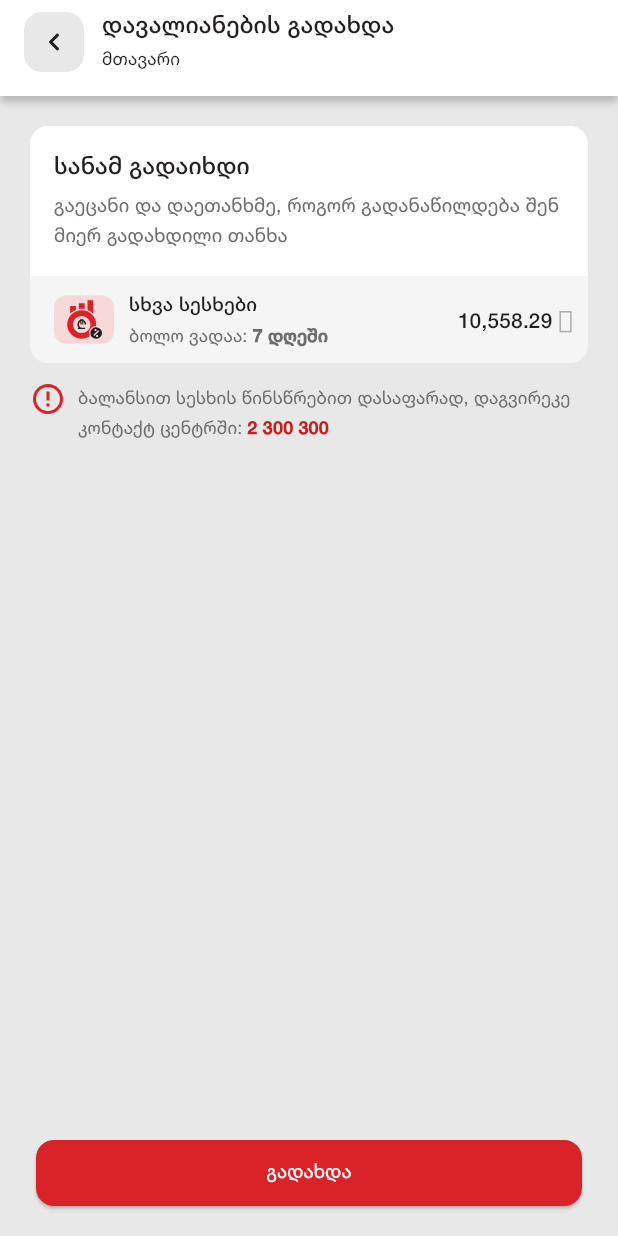
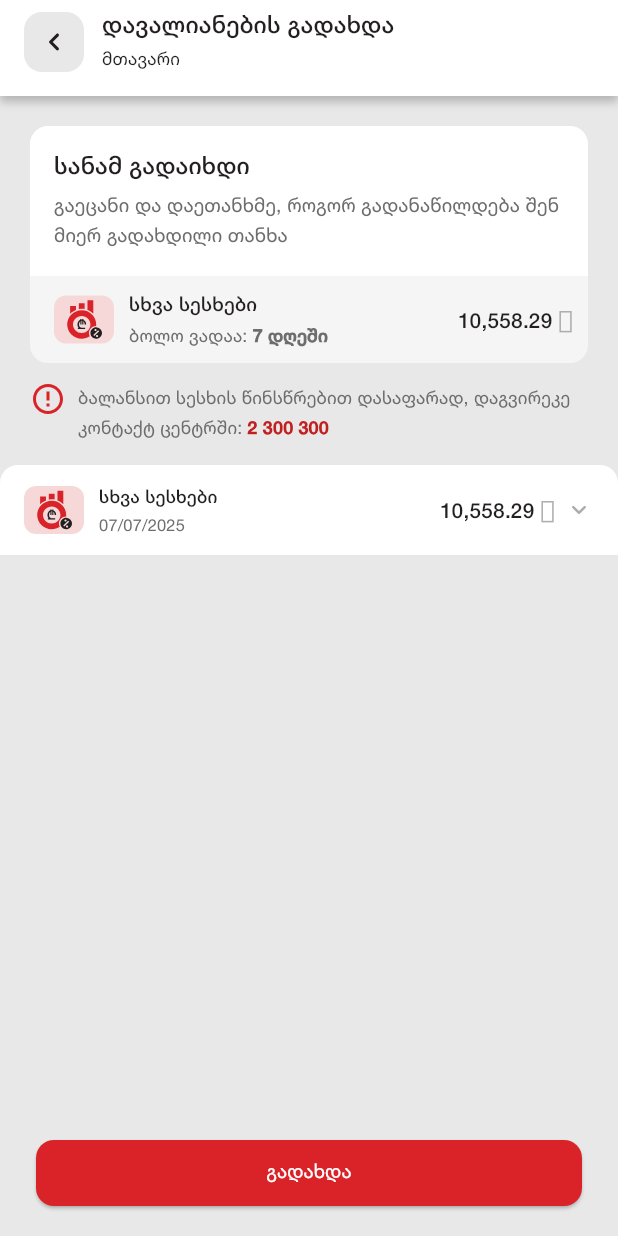
Before and after one commit to OmarKhachidze/skapi_obligations, a Flutter app: the PaymentDetailsScreen screen opened by its route, on a phone screen of 412 x 824 dp. Run offline on Flutter 3.47's test engine with Material 3 defaults, Android fonts, the phone set to English and light mode, and no system bars; drawn by our look-alikes of dynamic_color; our stand-ins replace flutter_svg, go_router; generated files the repository leaves out were written again.

Commit message:
add skapi expandable widget and loan expandable items

```diff
--- a/lib/common/constants/svg_assets.dart
+++ b/lib/common/constants/svg_assets.dart
@@ -25,6 +25,8 @@ class SvgAssets {
   static const String liveHelp = '${_svgsPath}live_help.svg';
   static const String arrowRight = '${_svgsPath}arrow_right.svg';
   static const String arrowLeft = '${_svgsPath}arrow_left.svg';
+  static const String arrowDown = '${_svgsPath}arrow_down.svg';
+  static const String arrowUp = '${_svgsPath}arrow_up.svg';
   static const String exclamationMark = '${_svgsPath}exc_mark.svg';
   static const String listAlt = '${_svgsPath}list_alt.svg';
   static const String errorOutline = '${_svgsPath}error_outline.svg';
--- a/lib/common/widgets/appbars/inner_appbar.dart
+++ b/lib/common/widgets/appbars/inner_appbar.dart
@@ -1,5 +1,4 @@
 import 'package:flutter/material.dart';
-import 'package:flutter_svg/svg.dart';
 import 'package:go_router/go_router.dart';
 import 'package:skapi_obligations/common/constants/app_constants.dart';
 import 'package:skapi_obligations/common/constants/svg_assets.dart';
--- /dev/null
+++ b/lib/common/widgets/expandable/expandable_arrow_icon.dart
@@ -0,0 +1,27 @@
+import 'package:flutter/material.dart';
+import 'package:flutter_svg/flutter_svg.dart';
+import 'package:skapi_obligations/common/extension/theme_extension.dart';
+import '../../constants/svg_assets.dart';
+
+class ExpandableArrowIcon extends StatelessWidget {
+  const ExpandableArrowIcon({required this.expanded, super.key});
+
+  final bool expanded;
+
+  @override
+  Widget build(BuildContext context) {
+    return AnimatedRotation(
+      turns: expanded ? 0.0 : 0.5,
+      duration: const Duration(milliseconds: 200),
+      child: SvgPicture.asset(
+        SvgAssets.arrowUp,
+        colorFilter: ColorFilter.mode(
+          expanded
+              ? context.skapiColors.primary
+              : context.skapiColors.grayMedium,
+          BlendMode.srcIn,
+        ),
+      ),
+    );
+  }
+}
--- /dev/null
+++ b/lib/common/widgets/expandable/expandable_header.dart
@@ -0,0 +1,51 @@
+import 'package:flutter/material.dart';
+import 'package:skapi_obligations/common/extension/theme_extension.dart';
+import 'package:skapi_obligations/common/widgets/expandable/expandable_arrow_icon.dart';
+
+import 'expandable_title.dart';
+
+class ExpandableHeader extends StatelessWidget {
+  const ExpandableHeader({
+    super.key,
+    required this.expanded,
+    required this.iconPath,
+    required this.label,
+    required this.subLabel,
+    required this.days,
+    required this.amount,
+  });
+
+  final bool expanded;
+  final String iconPath;
+  final String label;
+  final String subLabel;
+  final String days;
+  final double amount;
+
+  @override
+  Widget build(BuildContext context) {
+    return Container(
+      padding: const EdgeInsets.symmetric(horizontal: 16.0, vertical: 12.0),
+      decoration: BoxDecoration(
+        color: context.skapiColors.white,
+        borderRadius: const BorderRadius.vertical(top: Radius.circular(12.0)),
+      ),
+      child: Row(
+        mainAxisAlignment: MainAxisAlignment.center,
+        spacing: 6,
+        children: [
+          Expanded(
+            child: ExpandableTitle(
+              iconPath: iconPath,
+              label: label,
+              subLabel: subLabel,
+              days: days,
+              amount: amount,
+            ),
+          ),
+          ExpandableArrowIcon(expanded: expanded),
+        ],
+      ),
+    );
+  }
+}
--- /dev/null
+++ b/lib/common/widgets/expandable/expandable_title.dart
@@ -0,0 +1,66 @@
+import 'package:flutter/material.dart';
+import 'package:skapi_obligations/common/extension/theme_extension.dart';
+
+import '../../../features/obligations/presentation/widgets/upcoming_payment_section/upcoming_payment_icon.dart';
+import '../../../features/obligations/presentation/widgets/upcoming_payment_section/upcoming_payment_label_pay_day.dart';
+import '../money_text/money_text.dart';
+
+class ExpandableTitle extends StatelessWidget {
+  const ExpandableTitle({
+    required this.iconPath,
+    required this.label,
+    required this.subLabel,
+    required this.days,
+    required this.amount,
+    super.key,
+  });
+
+  final String iconPath;
+  final String label;
+  final String subLabel;
+  final String days;
+  final double amount;
+
+  @override
+  Widget build(BuildContext context) {
+    return Row(
+      spacing: 10,
+      children: [
+        UpcomingPaymentIcon(
+          iconPath: iconPath,
+          width: 40.0,
+          height: 32.0,
+          iconSize: 28.0,
+          padding: EdgeInsets.zero,
+          backgroundColor: context.skapiColors.primaryLight,
+        ),
+        UpcomingPaymentLabelPayDay(
+          label: label,
+          subLabel: subLabel,
+          days: days,
+          spaceBetweenLabels: 0,
+          labelStyle: context.skapiTextStyles.tinyText.copyWith(
+            fontWeight: FontWeight.w500,
+            fontSize: 12,
+            height: 20 / 12,
+            color: context.skapiColors.black,
+          ),
+          subLabelStyle: context.skapiTextStyles.tinyText.copyWith(
+            fontSize: 11,
+            height: 16 / 11,
+            color: context.skapiColors.grayDark,
+          ),
+          hasPassed: false,
+        ),
+        MoneyText(
+          amount: amount,
+          amountTextStyle: context.skapiTextStyles.h4,
+          currencyTextStyle: context.skapiTextStyles.gel.copyWith(
+            fontSize: 16,
+            height: 20 / 16,
+          ),
+        ),
+      ],
+    );
+  }
+}
--- /dev/null
+++ b/lib/common/widgets/expandable/skapi_expandable.dart
@@ -0,0 +1,100 @@
+import 'package:flutter/material.dart';
+import 'expandable_header.dart';
+
+class SkapiExpandable extends StatefulWidget {
+  const SkapiExpandable({
+    super.key,
+    required this.child,
+    required this.iconPath,
+    required this.label,
+    required this.subLabel,
+    required this.days,
+    required this.amount,
+    this.initiallyExpanded = false,
+  });
+
+  final Widget child;
+  final String iconPath;
+  final String label;
+  final String subLabel;
+  final String days;
+  final double amount;
+  final bool initiallyExpanded;
+
+  @override
+  State<SkapiExpandable> createState() => _SkapiExpandableState();
+}
+
+class _SkapiExpandableState extends State<SkapiExpandable>
+    with SingleTickerProviderStateMixin {
+  late AnimationController _controller;
+  late Animation<Offset> _slideAnimation;
+  late bool _isExpanded;
+
+  @override
+  void initState() {
+    super.initState();
+    _isExpanded = widget.initiallyExpanded;
+
+    _controller = AnimationController(
+      vsync: this,
+      duration: const Duration(milliseconds: 250),
+    );
+
+    _slideAnimation = Tween<Offset>(
+      begin: const Offset(0, -0.05), // starts slightly above
+      end: Offset.zero,
+    ).animate(CurvedAnimation(parent: _controller, curve: Curves.easeInOut));
+
+    if (_isExpanded) {
+      _controller.value = 1;
+    }
+  }
+
+  void _toggleExpanded() {
+    setState(() {
+      _isExpanded = !_isExpanded;
+      if (_isExpanded) {
+        _controller.forward();
+      } else {
+        _controller.reverse();
+      }
+    });
+  }
+
+  @override
+  void dispose() {
+    _controller.dispose();
+    super.dispose();
+  }
+
+  @override
+  Widget build(BuildContext context) {
+    return Container(
+      margin: const EdgeInsets.only(top: 16.0),
+      child: Column(
+        children: [
+          GestureDetector(
+            onTap: _toggleExpanded,
+            child: ExpandableHeader(
+              expanded: _isExpanded,
+              iconPath: widget.iconPath,
+              label: widget.label,
+              subLabel: widget.subLabel,
+              days: widget.days,
+              amount: widget.amount,
+            ),
+          ),
+          SizeTransition(
+            sizeFactor: _controller,
+            axisAlignment: 1.0, // collapses upwards when hiding
+            child: SlideTransition(
+              position: _slideAnimation,
+              child: widget.child,
+            ),
+          ),
+        ],
+      ),
+    );
+  }
+}
--- a/lib/features/obligations/presentation/payment_details_screen.dart
+++ b/lib/features/obligations/presentation/payment_details_screen.dart
@@ -1,13 +1,15 @@
 import 'package:flutter/material.dart';
+import 'package:skapi_obligations/common/constants/svg_assets.dart';
 import 'package:skapi_obligations/common/extension/localization_extension.dart';
 import 'package:skapi_obligations/common/extension/route_extension.dart';
 import 'package:skapi_obligations/common/extension/theme_extension.dart';
 import 'package:skapi_obligations/common/widgets/appbars/inner_appbar.dart';
 import 'package:skapi_obligations/common/widgets/buttons/scaffold_button.dart';
+import 'package:skapi_obligations/common/widgets/expandable/skapi_expandable.dart';
 import 'package:skapi_obligations/features/obligations/presentation/widgets/before_payment_section/before_payment_section.dart';
 import 'package:skapi_obligations/features/obligations/presentation/widgets/payment_info_section/payment_info_text_section.dart';
+import 'package:skapi_obligations/features/obligations/presentation/widgets/payment_loans/skapi_expandable_content.dart';
 import 'package:skapi_obligations/router/app_route.dart';
-
 
 class PaymentDetailsScreen extends StatelessWidget {
   const PaymentDetailsScreen({super.key});
@@ -25,7 +27,18 @@ class PaymentDetailsScreen extends StatelessWidget {
         onPress: () {},
       ),
       body: ListView(
-        children: const [BeforePaymentSection(), PaymentInfoTextSection()],
+        children: const [
+          BeforePaymentSection(),
+          PaymentInfoTextSection(),
+          SkapiExpandable(
+            iconPath: SvgAssets.otherObligations,
+            label: 'სხვა სესხები',
+            subLabel: '07/07/2025',
+            days: '',
+            amount: 10_558.29,
+            child: SkapiExpandableContent(),
+          ),
+        ],
       ),
     );
   }
--- /dev/null
+++ b/lib/features/obligations/presentation/widgets/payment_loans/skapi_expandable_content.dart
@@ -0,0 +1,23 @@
+import 'package:flutter/material.dart';
+import 'package:skapi_obligations/common/extension/theme_extension.dart';
+import 'package:skapi_obligations/features/obligations/presentation/widgets/payment_loans/skapi_expandable_item.dart';
+
+class SkapiExpandableContent extends StatelessWidget {
+  const SkapiExpandableContent({super.key});
+
+  @override
+  Widget build(BuildContext context) {
+    return Container(
+      decoration: BoxDecoration(color: context.skapiColors.grayLight),
+      padding: const EdgeInsets.symmetric(horizontal: 16.0, vertical: 12.0),
+      child: const Column(
+        spacing: 8,
+        children: [
+          SkapiExpandableItem(label: 'ძირი:', amount: 10_558.29),
+          SkapiExpandableItem(label: 'პროცენტი:', amount: 10_558.29),
+          SkapiExpandableItem(label: 'ჯარიმა:', amount: 10_558.29),
+        ],
+      ),
+    );
+  }
+}
--- /dev/null
+++ b/lib/features/obligations/presentation/widgets/payment_loans/skapi_expandable_item.dart
@@ -0,0 +1,43 @@
+import 'package:flutter/material.dart';
+import 'package:skapi_obligations/common/extension/theme_extension.dart';
+
+import '../../../../../common/widgets/money_text/money_text.dart';
+
+
+class SkapiExpandableItem extends StatelessWidget {
+  const SkapiExpandableItem({
+    super.key,
+    required this.label,
+    required this.amount,
+  });
+
+  final String label;
+  final double amount;
+
+  @override
+  Widget build(BuildContext context) {
+    return Row(
+      mainAxisAlignment: MainAxisAlignment.spaceBetween,
+      spacing: 6,
+      children: [
+        Text(
+          label,
+          maxLines: 1,
+          overflow: TextOverflow.ellipsis,
+          style: context.skapiTextStyles.tinyText.copyWith(
+            color: context.skapiColors.grayDark,
+          ),
+        ),
+        MoneyText(
+          amount: amount,
+          amountTextStyle: context.skapiTextStyles.h5,
+          currencyTextStyle: context.skapiTextStyles.gel.copyWith(
+            fontSize: 14,
+            height: 20 / 14,
+            color: context.skapiColors.grayMedium,
+          ),
+        ),
+      ],
+    );
+  }
+}
```
Also changed, not shown: assets/svgs/arrow_down.svg (added), assets/svgs/arrow_up.svg (added).
